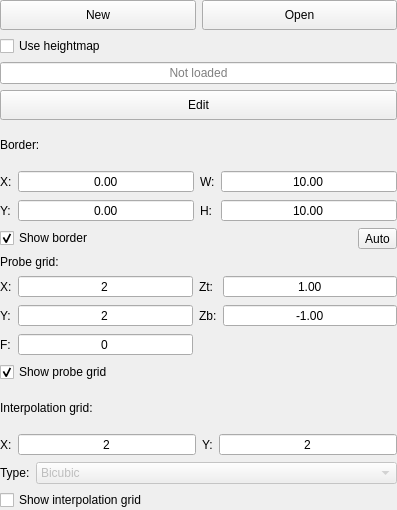
etet100/AstroCore-GCode-Sender, file src/gpilot/ui/forms/partials/main/partmainheightmap.ui: the form before one commit.
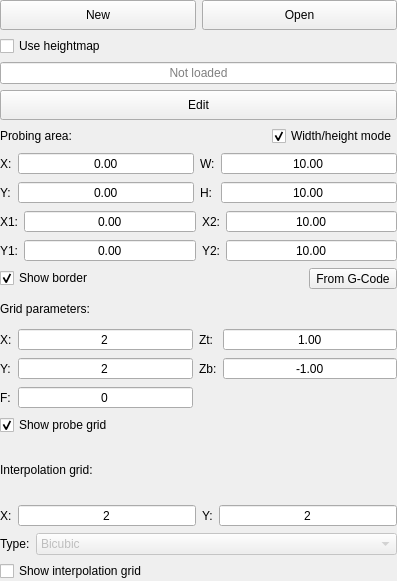
The form after the commit. Custom widgets are drawn as their Qt base class.

Commit message: Change heightmap border to area

```diff
--- a/src/gpilot/ui/forms/partials/main/partmainheightmap.ui
+++ b/src/gpilot/ui/forms/partials/main/partmainheightmap.ui
@@ -7,7 +7,7 @@
     <x>0</x>
     <y>0</y>
     <width>397</width>
-    <height>510</height>
+    <height>581</height>
    </rect>
   </property>
   <property name="minimumSize">
@@ -149,14 +149,54 @@
       <item>
        <layout class="QVBoxLayout" name="verticalLayout_21">
         <item>
-         <widget class="QLabel" name="label_20">
+         <layout class="QHBoxLayout" name="horizontalLayout">
+          <item>
+           <widget class="QLabel" name="label">
           <property name="text">
-           <string>Border:</string>
+             <string>Probing area:</string>
           </property>
          </widget>
         </item>
         <item>
-         <layout class="QGridLayout" name="gridLayout_2">
+           <spacer name="horizontalSpacer">
+            <property name="orientation">
+             <enum>Qt::Orientation::Horizontal</enum>
+            </property>
+            <property name="sizeHint" stdset="0">
+             <size>
+              <width>40</width>
+              <height>20</height>
+             </size>
+            </property>
+           </spacer>
+          </item>
+          <item>
+           <widget class="QCheckBox" name="chkAreaWidthHeight">
+            <property name="text">
+             <string>Width/height mode</string>
+            </property>
+            <property name="checked">
+             <bool>true</bool>
+            </property>
+           </widget>
+          </item>
+         </layout>
+        </item>
+        <item>
+         <widget class="QWidget" name="fraAreaWH" native="true">
+          <layout class="QGridLayout" name="layAreaWH">
+           <property name="leftMargin">
+            <number>0</number>
+           </property>
+           <property name="topMargin">
+            <number>0</number>
+           </property>
+           <property name="rightMargin">
+            <number>0</number>
+           </property>
+           <property name="bottomMargin">
+            <number>0</number>
+           </property>
           <item row="0" column="0">
            <widget class="QLabel" name="label_22">
             <property name="text">
@@ -165,7 +205,7 @@
            </widget>
           </item>
           <item row="0" column="1">
-           <widget class="QDoubleSpinBox" name="txtBorderX">
+            <widget class="QDoubleSpinBox" name="txtAreaX">
             <property name="sizePolicy">
              <sizepolicy hsizetype="Expanding" vsizetype="Fixed">
               <horstretch>0</horstretch>
@@ -187,7 +227,7 @@
            </widget>
           </item>
           <item row="1" column="3">
-           <widget class="QDoubleSpinBox" name="txtBorderHeight">
+            <widget class="QDoubleSpinBox" name="txtAreaHeight">
             <property name="sizePolicy">
              <sizepolicy hsizetype="Expanding" vsizetype="Fixed">
               <horstretch>0</horstretch>
@@ -219,7 +259,7 @@
            </widget>
           </item>
           <item row="1" column="1">
-           <widget class="QDoubleSpinBox" name="txtBorderY">
+            <widget class="QDoubleSpinBox" name="txtAreaY">
             <property name="sizePolicy">
              <sizepolicy hsizetype="Expanding" vsizetype="Fixed">
               <horstretch>0</horstretch>
@@ -255,7 +295,7 @@
            </widget>
           </item>
           <item row="0" column="3">
-           <widget class="QDoubleSpinBox" name="txtBorderWidth">
+            <widget class="QDoubleSpinBox" name="txtAreaWidth">
             <property name="sizePolicy">
              <sizepolicy hsizetype="Expanding" vsizetype="Fixed">
               <horstretch>0</horstretch>
@@ -280,6 +320,147 @@
            </widget>
           </item>
          </layout>
+         </widget>
+        </item>
+        <item>
+         <widget class="QWidget" name="fraAreaX1X2" native="true">
+          <layout class="QGridLayout" name="layAreaX1X2">
+           <property name="leftMargin">
+            <number>0</number>
+           </property>
+           <property name="topMargin">
+            <number>0</number>
+           </property>
+           <property name="rightMargin">
+            <number>0</number>
+           </property>
+           <property name="bottomMargin">
+            <number>0</number>
+           </property>
+           <item row="0" column="0">
+            <widget class="QLabel" name="label_36">
+             <property name="text">
+              <string>X1:</string>
+             </property>
+            </widget>
+           </item>
+           <item row="0" column="1">
+            <widget class="QDoubleSpinBox" name="txtAreaX1">
+             <property name="sizePolicy">
+              <sizepolicy hsizetype="Expanding" vsizetype="Fixed">
+               <horstretch>0</horstretch>
+               <verstretch>0</verstretch>
+              </sizepolicy>
+             </property>
+             <property name="alignment">
+              <set>Qt::AlignmentFlag::AlignCenter</set>
+             </property>
+             <property name="buttonSymbols">
+              <enum>QAbstractSpinBox::ButtonSymbols::NoButtons</enum>
+             </property>
+             <property name="minimum">
+              <double>-9999.000000000000000</double>
+             </property>
+             <property name="maximum">
+              <double>9999.000000000000000</double>
+             </property>
+            </widget>
+           </item>
+           <item row="1" column="3">
+            <widget class="QDoubleSpinBox" name="txtAreaY2">
+             <property name="sizePolicy">
+              <sizepolicy hsizetype="Expanding" vsizetype="Fixed">
+               <horstretch>0</horstretch>
+               <verstretch>0</verstretch>
+              </sizepolicy>
+             </property>
+             <property name="alignment">
+              <set>Qt::AlignmentFlag::AlignCenter</set>
+             </property>
+             <property name="buttonSymbols">
+              <enum>QAbstractSpinBox::ButtonSymbols::NoButtons</enum>
+             </property>
+             <property name="minimum">
+              <double>-9999.000000000000000</double>
+             </property>
+             <property name="maximum">
+              <double>9999.000000000000000</double>
+             </property>
+             <property name="value">
+              <double>10.000000000000000</double>
+             </property>
+            </widget>
+           </item>
+           <item row="1" column="2">
+            <widget class="QLabel" name="label_37">
+             <property name="text">
+              <string>Y2:</string>
+             </property>
+            </widget>
+           </item>
+           <item row="1" column="1">
+            <widget class="QDoubleSpinBox" name="txtAreaY1">
+             <property name="sizePolicy">
+              <sizepolicy hsizetype="Expanding" vsizetype="Fixed">
+               <horstretch>0</horstretch>
+               <verstretch>0</verstretch>
+              </sizepolicy>
+             </property>
+             <property name="alignment">
+              <set>Qt::AlignmentFlag::AlignCenter</set>
+             </property>
+             <property name="buttonSymbols">
+              <enum>QAbstractSpinBox::ButtonSymbols::NoButtons</enum>
+             </property>
+             <property name="minimum">
+              <double>-9999.000000000000000</double>
+             </property>
+             <property name="maximum">
+              <double>9999.000000000000000</double>
+             </property>
+            </widget>
+           </item>
+           <item row="1" column="0">
+            <widget class="QLabel" name="label_38">
+             <property name="text">
+              <string>Y1:</string>
+             </property>
+            </widget>
+           </item>
+           <item row="0" column="2">
+            <widget class="QLabel" name="label_39">
+             <property name="text">
+              <string>X2:</string>
+             </property>
+            </widget>
+           </item>
+           <item row="0" column="3">
+            <widget class="QDoubleSpinBox" name="txtAreaX2">
+             <property name="sizePolicy">
+              <sizepolicy hsizetype="Expanding" vsizetype="Fixed">
+               <horstretch>0</horstretch>
+               <verstretch>0</verstretch>
+              </sizepolicy>
+             </property>
+             <property name="alignment">
+              <set>Qt::AlignmentFlag::AlignCenter</set>
+             </property>
+             <property name="buttonSymbols">
+              <enum>QAbstractSpinBox::ButtonSymbols::NoButtons</enum>
+             </property>
+             <property name="minimum">
+              <double>-9999.000000000000000</double>
+             </property>
+             <property name="maximum">
+              <double>9999.000000000000000</double>
+             </property>
+             <property name="value">
+              <double>10.000000000000000</double>
+             </property>
+            </widget>
+           </item>
+          </layout>
+         </widget>
         </item>
         <item>
          <layout class="QHBoxLayout" name="horizontalLayout_20">
@@ -302,7 +483,7 @@
              </size>
             </property>
             <property name="text">
-             <string>Auto</string>
+             <string>From G-Code</string>
             </property>
            </widget>
           </item>
@@ -315,7 +496,7 @@
         <item>
          <widget class="QLabel" name="label_26">
           <property name="text">
-           <string>Probe grid:</string>
+           <string>Grid parameters:</string>
           </property>
          </widget>
         </item>
```
Left out of the diff: 4 changed lines with no effect on the pictures. Lines whose indentation alone changed are shown as unchanged. The commit also changes 5 other files.
